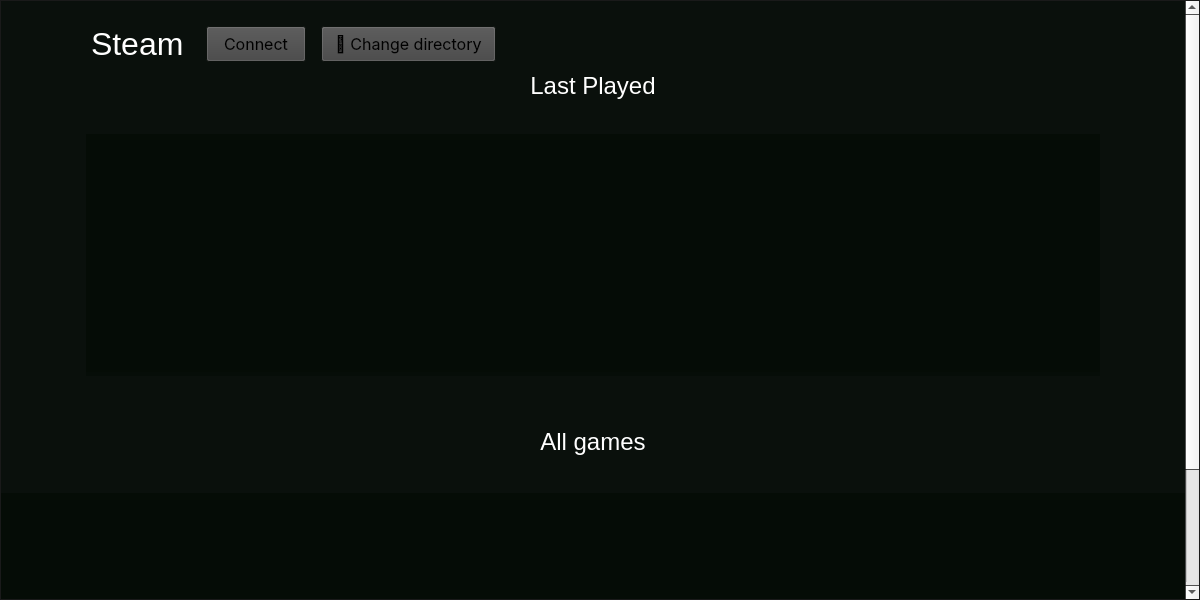
First picture: the form in form.ui, repository JacobW22/Games_Vault, before the edit.
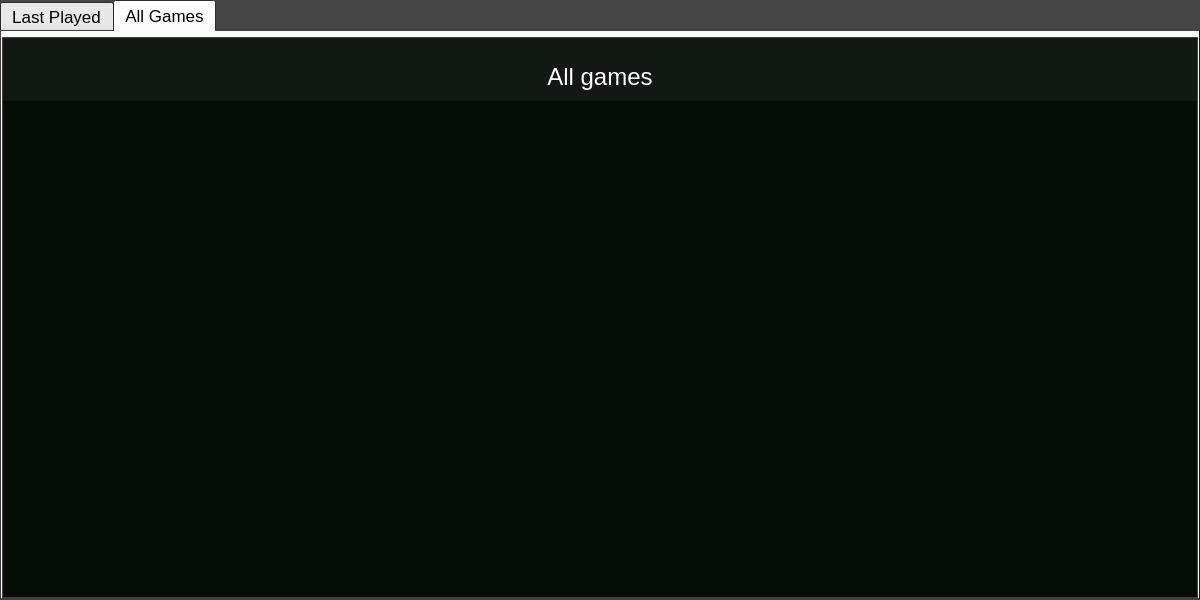
Second picture: the form after the edit. Icons and pictures are not drawn.

Commit message: Working scalable GUI with feature for running games, fetching games now from API.

What changed in the file:
```diff
--- a/form.ui
+++ b/form.ui
@@ -93,6 +93,53 @@
     </property>
     <property name="topMargin">
      <number>0</number>
+    </property>
+    <property name="rightMargin">
+     <number>0</number>
+    </property>
+    <property name="bottomMargin">
+     <number>0</number>
+    </property>
+    <item>
+     <widget class="QTabWidget" name="tabWidget">
+      <property name="font">
+       <font>
+        <pointsize>13</pointsize>
+       </font>
+      </property>
+      <property name="currentIndex">
+       <number>1</number>
+      </property>
+      <property name="elideMode">
+       <enum>Qt::ElideNone</enum>
+      </property>
+      <property name="usesScrollButtons">
+       <bool>true</bool>
+      </property>
+      <property name="tabsClosable">
+       <bool>false</bool>
+      </property>
+      <property name="movable">
+       <bool>true</bool>
+      </property>
+      <widget class="QWidget" name="Last_played">
+       <property name="font">
+        <font>
+         <pointsize>12</pointsize>
+        </font>
+       </property>
+       <attribute name="title">
+        <string>Last Played</string>
+       </attribute>
+       <layout class="QVBoxLayout" name="verticalLayout_5">
+        <property name="spacing">
+         <number>0</number>
+        </property>
+        <property name="leftMargin">
+         <number>0</number>
+        </property>
+        <property name="topMargin">
+         <number>5</number>
     </property>
     <property name="rightMargin">
      <number>0</number>
@@ -112,9 +159,9 @@
        <property name="geometry">
         <rect>
          <x>0</x>
-         <y>-102</y>
-         <width>1184</width>
-         <height>750</height>
+             <y>0</y>
+             <width>1194</width>
+             <height>557</height>
         </rect>
        </property>
        <property name="sizePolicy">
@@ -754,8 +801,119 @@
           </layout>
          </widget>
         </item>
+           </layout>
+          </widget>
+         </widget>
+        </item>
+       </layout>
+      </widget>
+      <widget class="QWidget" name="All_games">
+       <attribute name="title">
+        <string>All Games</string>
+       </attribute>
+       <layout class="QVBoxLayout" name="verticalLayout_6">
+        <property name="spacing">
+         <number>0</number>
+        </property>
+        <property name="leftMargin">
+         <number>0</number>
+        </property>
+        <property name="topMargin">
+         <number>5</number>
+        </property>
+        <property name="rightMargin">
+         <number>0</number>
+        </property>
+        <property name="bottomMargin">
+         <number>0</number>
+        </property>
         <item>
-         <widget class="QWidget" name="widget_4" native="true">
+         <widget class="QScrollArea" name="scrollArea_2">
+          <property name="verticalScrollBarPolicy">
+           <enum>Qt::ScrollBarAsNeeded</enum>
+          </property>
+          <property name="widgetResizable">
+           <bool>true</bool>
+          </property>
+          <widget class="QWidget" name="scrollAreaWidgetContents_2">
+           <property name="geometry">
+            <rect>
+             <x>0</x>
+             <y>0</y>
+             <width>1194</width>
+             <height>557</height>
+            </rect>
+           </property>
+           <property name="sizePolicy">
+            <sizepolicy hsizetype="Expanding" vsizetype="Expanding">
+             <horstretch>0</horstretch>
+             <verstretch>0</verstretch>
+            </sizepolicy>
+           </property>
+           <property name="palette">
+            <palette>
+             <active>
+              <colorrole role="Window">
+               <brush brushstyle="SolidPattern">
+                <color alpha="200">
+                 <red>4</red>
+                 <green>12</green>
+                 <blue>6</blue>
+                </color>
+               </brush>
+              </colorrole>
+             </active>
+             <inactive>
+              <colorrole role="Window">
+               <brush brushstyle="SolidPattern">
+                <color alpha="200">
+                 <red>4</red>
+                 <green>12</green>
+                 <blue>6</blue>
+                </color>
+               </brush>
+              </colorrole>
+             </inactive>
+             <disabled>
+              <colorrole role="Base">
+               <brush brushstyle="SolidPattern">
+                <color alpha="200">
+                 <red>4</red>
+                 <green>12</green>
+                 <blue>6</blue>
+                </color>
+               </brush>
+              </colorrole>
+              <colorrole role="Window">
+               <brush brushstyle="SolidPattern">
+                <color alpha="200">
+                 <red>4</red>
+                 <green>12</green>
+                 <blue>6</blue>
+                </color>
+               </brush>
+              </colorrole>
+             </disabled>
+            </palette>
+           </property>
+           <layout class="QVBoxLayout" name="verticalLayout_7">
+            <property name="spacing">
+             <number>0</number>
+            </property>
+            <property name="leftMargin">
+             <number>0</number>
+            </property>
+            <property name="topMargin">
+             <number>25</number>
+            </property>
+            <property name="rightMargin">
+             <number>0</number>
+            </property>
+            <property name="bottomMargin">
+             <number>0</number>
+            </property>
+            <item>
+             <widget class="QWidget" name="widget_11" native="true">
           <property name="minimumSize">
            <size>
             <width>0</width>
@@ -765,7 +923,7 @@
           <property name="maximumSize">
            <size>
             <width>16777215</width>
-            <height>374</height>
+                <height>16777215</height>
            </size>
           </property>
           <property name="baseSize">
@@ -774,7 +932,7 @@
             <height>375</height>
            </size>
           </property>
-          <layout class="QVBoxLayout" name="verticalLayout_3" stretch="0,0">
+              <layout class="QVBoxLayout" name="verticalLayout_10" stretch="0,0">
            <property name="spacing">
             <number>10</number>
            </property>
@@ -849,7 +1007,7 @@
              <property name="maximumSize">
               <size>
                <width>16777215</width>
-               <height>242</height>
+                   <height>16777215</height>
               </size>
              </property>
              <property name="styleSheet">
@@ -865,7 +1023,7 @@
               <number>2</number>
              </property>
              <property name="verticalScrollBarPolicy">
-              <enum>Qt::ScrollBarAlwaysOff</enum>
+                  <enum>Qt::ScrollBarAsNeeded</enum>
              </property>
              <property name="horizontalScrollBarPolicy">
               <enum>Qt::ScrollBarAsNeeded</enum>
@@ -884,8 +1042,8 @@
                <rect>
                 <x>0</x>
                 <y>0</y>
-                <width>1622</width>
-                <height>228</height>
+                    <width>1194</width>
+                    <height>490</height>
                </rect>
               </property>
               <property name="sizePolicy">
@@ -903,7 +1061,7 @@
               <property name="maximumSize">
                <size>
                 <width>16777215</width>
-                <height>238</height>
+                    <height>16777215</height>
                </size>
               </property>
               <property name="palette">
@@ -1027,10 +1185,7 @@
               <property name="styleSheet">
                <string notr="true"/>
               </property>
-              <layout class="QHBoxLayout" name="horizontalLayout_10">
-               <property name="spacing">
-                <number>8</number>
-               </property>
+                  <layout class="QGridLayout" name="gridLayout" rowstretch="0">
                <property name="leftMargin">
                 <number>0</number>
                </property>
@@ -1043,369 +1198,18 @@
                <property name="bottomMargin">
                 <number>0</number>
                </property>
-               <item>
-                <widget class="QLabel" name="label_38">
-                 <property name="minimumSize">
-                  <size>
-                   <width>155</width>
-                   <height>225</height>
-                  </size>
-                 </property>
-                 <property name="maximumSize">
-                  <size>
-                   <width>155</width>
-                   <height>225</height>
-                  </size>
-                 </property>
-                 <property name="baseSize">
-                  <size>
-                   <width>155</width>
-                   <height>225</height>
-                  </size>
-                 </property>
-                 <property name="styleSheet">
-                  <string notr="true">background-image: url(:/covers/resources/covers/ghost_of_tsushima.png);</string>
-                 </property>
-                 <property name="text">
-                  <string/>
-                 </property>
-                 <property name="pixmap">
-                  <pixmap resource="resources.qrc">:/covers/resources/covers/ghost_of_tsushima.png</pixmap>
-                 </property>
-                 <property name="scaledContents">
-                  <bool>true</bool>
-                 </property>
-                </widget>
-               </item>
-               <item>
-                <widget class="QLabel" name="label_39">
-                 <property name="minimumSize">
-                  <size>
-                   <width>155</width>
-                   <height>225</height>
-                  </size>
-                 </property>
-                 <property name="maximumSize">
-                  <size>
-                   <width>155</width>
-                   <height>225</height>
-                  </size>
-                 </property>
-                 <property name="baseSize">
-                  <size>
-                   <width>155</width>
-                   <height>225</height>
-                  </size>
-                 </property>
-                 <property name="styleSheet">
-                  <string notr="true">image: url(:/covers/resources/covers/doom.png);</string>
-                 </property>
-                 <property name="text">
-                  <string/>
-                 </property>
-                 <property name="pixmap">
-                  <pixmap resource="resources.qrc">:/covers/resources/covers/doom.png</pixmap>
-                 </property>
-                 <property name="scaledContents">
-                  <bool>true</bool>
-                 </property>
+                   <property name="spacing">
+                    <number>6</number>
+                   </property>
+                  </layout>
+                 </widget>
                 </widget>
                </item>
-               <item>
-                <widget class="QLabel" name="label_40">
-                 <property name="minimumSize">
-                  <size>
-                   <width>155</width>
-                   <height>225</height>
-                  </size>
-                 </property>
-                 <property name="maximumSize">
-                  <size>
-                   <width>155</width>
-                   <height>225</height>
-                  </size>
-                 </property>
-                 <property name="sizeIncrement">
-                  <size>
-                   <width>0</width>
-                   <height>0</height>
-                  </size>
-                 </property>
-                 <property name="baseSize">
-                  <size>
-                   <width>155</width>
-                   <height>225</height>
-                  </size>
-                 </property>
-                 <property name="styleSheet">
-                  <string notr="true">background-image: url(:/covers/resources/covers/ghost_of_tsushima.png);</string>
-                 </property>
-                 <property name="text">
-                  <string/>
-                 </property>
-                 <property name="pixmap">
-                  <pixmap resource="resources.qrc">:/covers/resources/covers/ghost_of_tsushima.png</pixmap>
-                 </property>
-                 <property name="scaledContents">
-                  <bool>true</bool>
-                 </property>
-                </widget>
-               </item>
-               <item>
-                <widget class="QLabel" name="label_41">
-                 <property name="minimumSize">
-                  <size>
-                   <width>155</width>
-                   <height>225</height>
-                  </size>
-                 </property>
-                 <property name="maximumSize">
-                  <size>
-                   <width>155</width>
-                   <height>225</height>
-                  </size>
-                 </property>
-                 <property name="baseSize">
-                  <size>
-                   <width>155</width>
-                   <height>225</height>
-                  </size>
-                 </property>
-                 <property name="styleSheet">
-                  <string notr="true">image: url(:/covers/resources/covers/doom.png);</string>
-                 </property>
-                 <property name="text">
-                  <string/>
-                 </property>
-                 <property name="pixmap">
-                  <pixmap resource="resources.qrc">:/covers/resources/covers/doom.png</pixmap>
-                 </property>
-                 <property name="scaledContents">
-                  <bool>true</bool>
-                 </property>
-                </widget>
-               </item>
-               <item>
-                <widget class="QLabel" name="label_42">
-                 <property name="minimumSize">
-                  <size>
-                   <width>155</width>
-                   <height>225</height>
-                  </size>
-                 </property>
-                 <property name="maximumSize">
-                  <size>
-                   <width>155</width>
-                   <height>225</height>
-                  </size>
-                 </property>
-                 <property name="baseSize">
-                  <size>
-                   <width>155</width>
-                   <height>225</height>
-                  </size>
-                 </property>
-                 <property name="styleSheet">
-                  <string notr="true">image: url(:/covers/resources/covers/doom.png);</string>
-                 </property>
-                 <property name="text">
-                  <string/>
-                 </property>
-                 <property name="pixmap">
-                  <pixmap resource="resources.qrc">:/covers/resources/covers/doom.png</pixmap>
-                 </property>
-                 <property name="scaledContents">
-                  <bool>true</bool>
-                 </property>
-                </widget>
-               </item>
-               <item>
-                <widget class="QLabel" name="label_43">
-                 <property name="minimumSize">
-                  <size>
-                   <width>155</width>
-                   <height>225</height>
-                  </size>
-                 </property>
-                 <property name="maximumSize">
-                  <size>
-                   <width>155</width>
-                   <height>225</height>
-                  </size>
-                 </property>
-                 <property name="sizeIncrement">
-                  <size>
-                   <width>0</width>
-                   <height>0</height>
-                  </size>
-                 </property>
-                 <property name="baseSize">
-                  <size>
-                   <width>155</width>
-                   <height>225</height>
-                  </size>
-                 </property>
-                 <property name="styleSheet">
-                  <string notr="true">background-image: url(:/covers/resources/covers/ghost_of_tsushima.png);</string>
-                 </property>
-                 <property name="text">
-                  <string/>
-                 </property>
-                 <property name="pixmap">
-                  <pixmap resource="resources.qrc">:/covers/resources/covers/ghost_of_tsushima.png</pixmap>
-                 </property>
-                 <property name="scaledContents">
-                  <bool>true</bool>
-                 </property>
-                </widget>
-               </item>
-               <item>
-                <widget class="QLabel" name="label_44">
-                 <property name="minimumSize">
-                  <size>
-                   <width>155</width>
-                   <height>225</height>
-                  </size>
-                 </property>
-                 <property name="maximumSize">
-                  <size>
-                   <width>155</width>
-                   <height>225</height>
-                  </size>
-                 </property>
-                 <property name="baseSize">
-                  <size>
-                   <width>155</width>
-                   <height>225</height>
-                  </size>
-                 </property>
-                 <property name="styleSheet">
-                  <string notr="true">image: url(:/covers/resources/covers/doom.png);</string>
-                 </property>
-                 <property name="text">
-                  <string/>
-                 </property>
-                 <property name="pixmap">
-                  <pixmap resource="resources.qrc">:/covers/resources/covers/doom.png</pixmap>
-                 </property>
-                 <property name="scaledContents">
-                  <bool>true</bool>
-                 </property>
-                </widget>
-               </item>
-               <item>
-                <widget class="QLabel" name="label_45">
-                 <property name="minimumSize">
-                  <size>
-                   <width>155</width>
-                   <height>225</height>
-                  </size>
-                 </property>
-                 <property name="maximumSize">
-                  <size>
-                   <width>155</width>
-                   <height>225</height>
-                  </size>
-                 </property>
-                 <property name="sizeIncrement">
-                  <size>
-                   <width>0</width>
-                   <height>0</height>
-                  </size>
-                 </property>
-                 <property name="baseSize">
-                  <size>
-                   <width>155</width>
-                   <height>225</height>
-                  </size>
-                 </property>
-                 <property name="styleSheet">
-                  <string notr="true">background-image: url(:/covers/resources/covers/ghost_of_tsushima.png);</string>
-                 </property>
-                 <property name="text">
-                  <string/>
-                 </property>
-                 <property name="pixmap">
-                  <pixmap resource="resources.qrc">:/covers/resources/covers/ghost_of_tsushima.png</pixmap>
-                 </property>
-                 <property name="scaledContents">
-                  <bool>true</bool>
-                 </property>
-                </widget>
-               </item>
-               <item>
-                <widget class="QLabel" name="label_46">
-                 <property name="minimumSize">
-                  <size>
-                   <width>155</width>
-                   <height>225</height>
-                  </size>
-                 </property>
-                 <property name="maximumSize">
-                  <size>
-                   <width>155</width>
-                   <height>225</height>
-                  </size>
-                 </property>
-                 <property name="baseSize">
-                  <size>
-                   <width>155</width>
-                   <height>225</height>
-                  </size>
-                 </property>
-                 <property name="styleSheet">
-                  <string notr="true">background-image: url(:/covers/resources/covers/ghost_of_tsushima.png);</string>
-                 </property>
-                 <property name="text">
-                  <string/>
-                 </property>
-                 <property name="pixmap">
-                  <pixmap resource="resources.qrc">:/covers/resources/covers/ghost_of_tsushima.png</pixmap>
-                 </property>
-                 <property name="scaledContents">
-                  <bool>true</bool>
-                 </property>
-                </widget>
-               </item>
-               <item>
-                <widget class="QLabel" name="label_47">
-                 <property name="minimumSize">
-                  <size>
-                   <width>155</width>
-                   <height>225</height>
-                  </size>
-                 </property>
-                 <property name="maximumSize">
-                  <size>
-                   <width>155</width>
-                   <height>225</height>
-                  </size>
-                 </property>
-                 <property name="baseSize">
-                  <size>
-                   <width>155</width>
-                   <height>225</height>
-                  </size>
-                 </property>
-                 <property name="styleSheet">
-                  <string notr="true">image: url(:/covers/resources/covers/doom.png);</string>
-                 </property>
-                 <property name="text">
-                  <string/>
-                 </property>
-                 <property name="pixmap">
-                  <pixmap resource="resources.qrc">:/covers/resources/covers/doom.png</pixmap>
-                 </property>
-                 <property name="scaledContents">
-                  <bool>true</bool>
-                 </property>
-                </widget>
-               </item>
               </layout>
              </widget>
-            </widget>
-           </item>
-          </layout>
+            </item>
+           </layout>
+          </widget>
          </widget>
         </item>
        </layout>
```
Left out of the diff: 16 changed lines with no effect on the pictures. Lines whose indentation alone changed are shown as unchanged. The commit also changes 7 other files.
